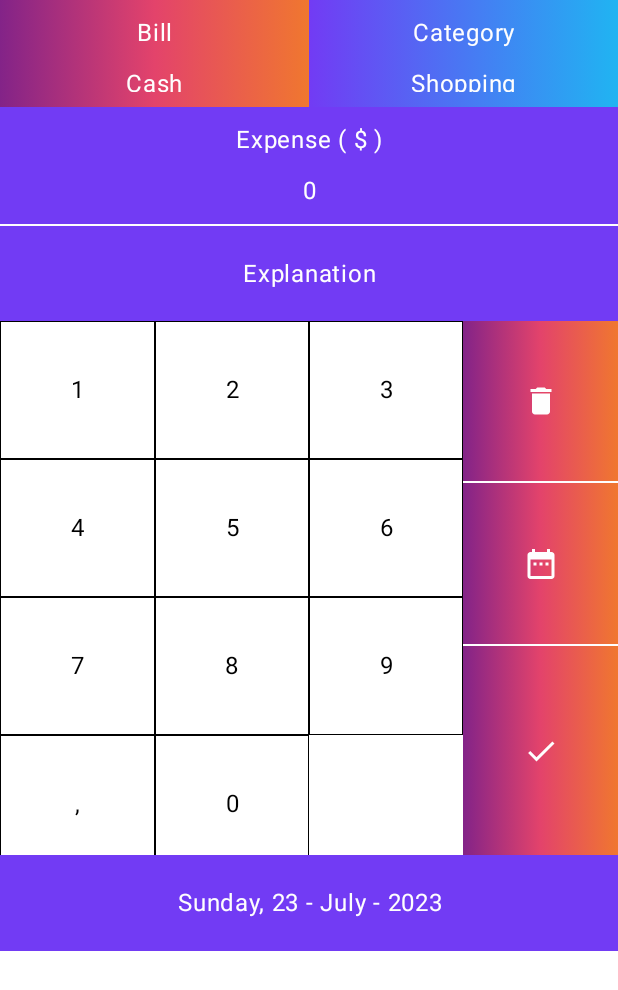
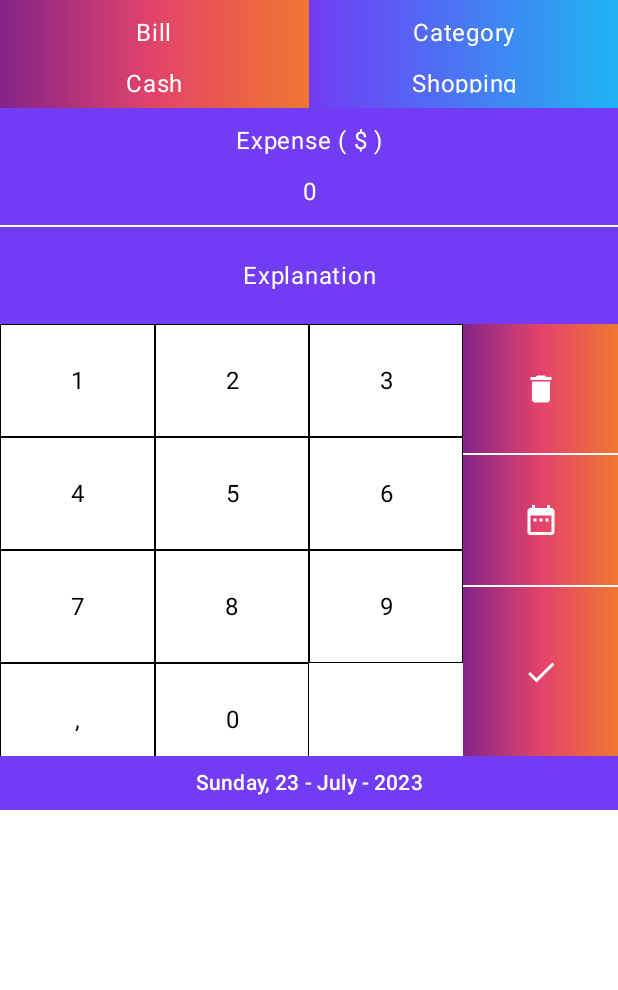
Before and after one commit to EgeMert/saveable, an Android app built with Jetpack Compose: the @Preview function AddExpenseContentPreview, on a phone screen of 412 x 824 dp. Shown: the top 990 px of the screen. Run offline under Robolectric (Android 15) with nearby library versions, the phone set to English and light mode, and no system bars.

```diff
--- a/app/src/main/java/com/pixelcreative/saveable/components/AddExpenseContent.kt
+++ b/app/src/main/java/com/pixelcreative/saveable/components/AddExpenseContent.kt
@@ -11,6 +11,7 @@ import androidx.compose.foundation.layout.Spacer
 import androidx.compose.foundation.layout.fillMaxHeight
 import androidx.compose.foundation.layout.fillMaxWidth
 import androidx.compose.foundation.layout.height
+import androidx.compose.foundation.layout.heightIn
 import androidx.compose.foundation.layout.padding
 import androidx.compose.foundation.layout.size
 import androidx.compose.foundation.lazy.grid.GridCells
@@ -31,6 +32,7 @@ import androidx.compose.ui.graphics.Brush
 import androidx.compose.ui.graphics.Color
 import androidx.compose.ui.platform.LocalConfiguration
 import androidx.compose.ui.text.style.TextAlign
+import androidx.compose.ui.tooling.preview.Devices.NEXUS_5
 import androidx.compose.ui.tooling.preview.Preview
 import androidx.compose.ui.unit.dp
 import com.pixelcreative.saveable.ui.theme.BluishPurple
@@ -44,11 +46,12 @@ import com.pixelcreative.saveable.ui.theme.ZimaBlue
 @Composable
 fun AddExpenseContent(selectedBillType: String, selectedCategory: String) {
     val desiredHeight = LocalConfiguration.current.screenHeightDp
-    Column(modifier = Modifier.size((desiredHeight / 1.3).dp)) {
+    Column(modifier = Modifier.height(540.dp)) {
         Row(
             modifier = Modifier
                 .fillMaxWidth()
-                .weight(1f)
+                .weight(1f),
+            horizontalArrangement = Arrangement.Center
         ) {
             Box(
                 modifier = Modifier
@@ -61,24 +64,24 @@ fun AddExpenseContent(selectedBillType: String, selectedCategory: String) {
                                 OrangeCrush
                             )
                         )
-                    )
+                    ),
+                contentAlignment = Alignment.Center
             ) {
-                Column {
+                Column(
+                    horizontalAlignment = Alignment.CenterHorizontally,
+                    modifier = Modifier.fillMaxWidth()
+                ) {
                     Text(
                         text = "Bill",
                         modifier = Modifier
-                            .fillMaxWidth()
                             .padding(vertical = 10.dp),
-                        textAlign = TextAlign.Center,
                         style = MaterialTheme.typography.body1,
                         color = White
                     )
                     Text(
                         text = selectedBillType,
                         modifier = Modifier
-                            .fillMaxWidth()
                             .padding(bottom = 10.dp),
-                        textAlign = TextAlign.Center,
                         style = MaterialTheme.typography.body1,
                         color = White
                     )
@@ -96,11 +99,14 @@ fun AddExpenseContent(selectedBillType: String, selectedCategory: String) {
                         )
                     )
             ) {
-                Column {
+                Column(
+                    horizontalAlignment = Alignment.CenterHorizontally,
+                    modifier = Modifier.fillMaxWidth()
+                ) {
                     Text(
                         text = "Category",
                         modifier = Modifier
-                            .fillMaxWidth()
+
                             .padding(vertical = 10.dp),
                         textAlign = TextAlign.Center,
                         style = MaterialTheme.typography.body1,
@@ -109,7 +115,6 @@ fun AddExpenseContent(selectedBillType: String, selectedCategory: String) {
                     Text(
                         text = selectedCategory,
                         modifier = Modifier
-                            .fillMaxWidth()
                             .padding(bottom = 10.dp),
                         textAlign = TextAlign.Center,
                         style = MaterialTheme.typography.body1,
@@ -156,7 +161,7 @@ fun AddExpenseContent(selectedBillType: String, selectedCategory: String) {
         }
         Row(
             modifier = Modifier
-                .weight(5f)
+                .weight(4f)
                 .fillMaxHeight()
         ) {
             val numberList = listOf("1", "2", "3", "4", "5", "6", "7", "8", "9", ",", "0")
@@ -171,7 +176,7 @@ fun AddExpenseContent(selectedBillType: String, selectedCategory: String) {
                         modifier = Modifier
                             .background(Color.White)
                             .border(width = 0.3.dp, color = Color.Black)
-                            .size(92.dp),
+                            .size(75.dp),
                         contentAlignment = Alignment.Center
                     ) {
                         Text(
@@ -260,15 +265,14 @@ fun AddExpenseContent(selectedBillType: String, selectedCategory: String) {
             modifier = Modifier
                 .fillMaxWidth()
                 .background(BluishPurple)
-                .weight(0.9f), contentAlignment = Alignment.Center
+                .weight(0.5f), contentAlignment = Alignment.Center
         ) {
             Text(
                 text = "Sunday, 23 - July - 2023",
                 modifier = Modifier
-                    .fillMaxWidth()
-                    .padding(vertical = 12.dp),
+                    .fillMaxWidth(),
                 textAlign = TextAlign.Center,
-                style = MaterialTheme.typography.body1,
+                style = MaterialTheme.typography.subtitle2,
                 color = White
             )
         }
@@ -277,7 +281,7 @@ fun AddExpenseContent(selectedBillType: String, selectedCategory: String) {
 
 }
 
-@Preview
+@Preview(device = "id:pixel_7_pro")
 @Composable
 fun AddExpenseContentPreview() {
     AddExpenseContent("Cash", "Shopping")
```
